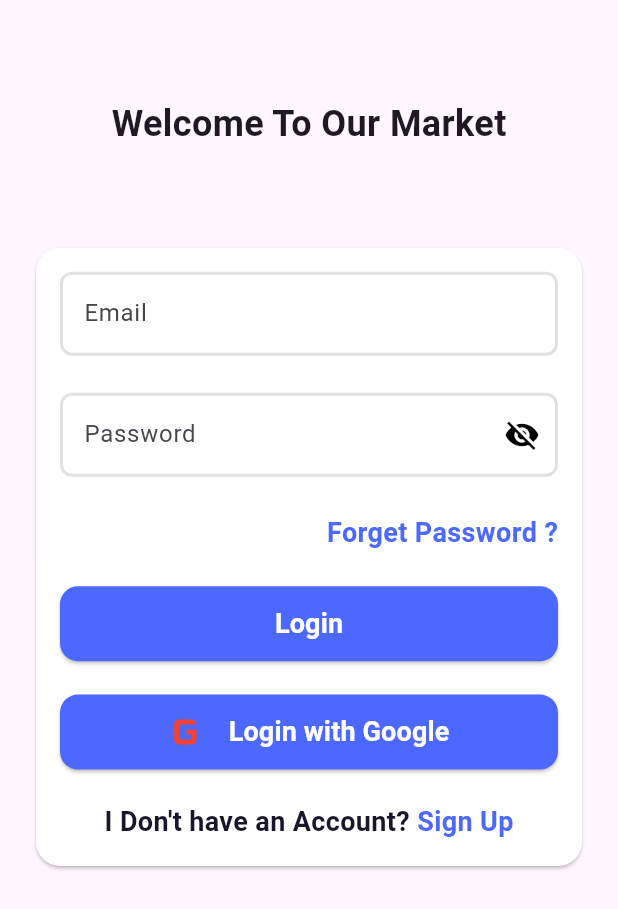
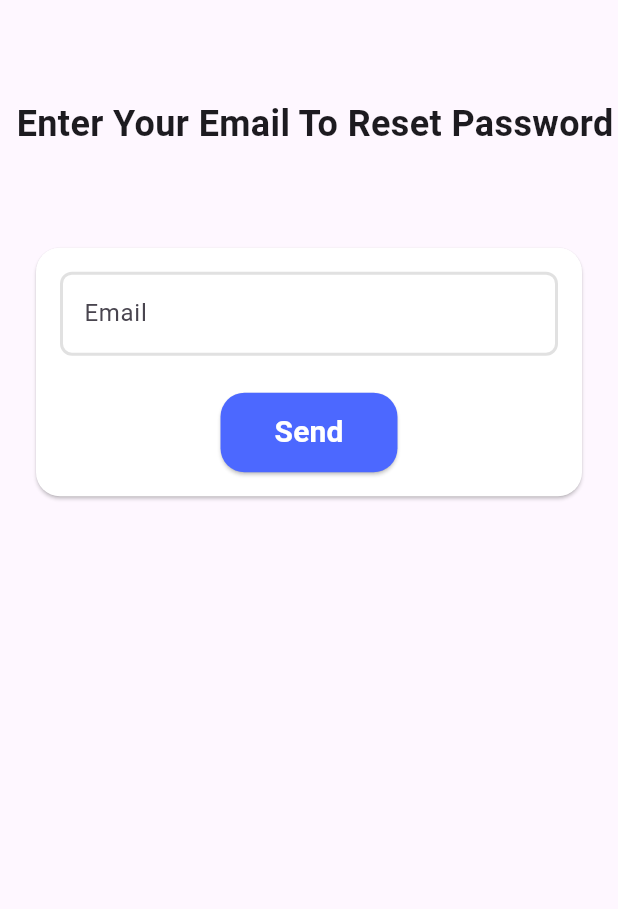
Before and after one commit to abdelrhman20500/supastore, a Flutter app: the screen it shows after launch, after a tap on "Forget Password ?", on a phone screen of 412 x 824 dp. Shown: the top 909 px of the screen. Run offline on Flutter 3.47's test engine with Material 3 defaults, Android fonts, the phone set to English and light mode, and no system bars; our stand-ins replace cached_network_image, flutter_bloc, google_nav_bar, google_sign_in, supabase_flutter; accounts and stored records are empty.

Commit message:
Create Logic For Reset Passowrd View

```diff
--- a/lib/Features/Auth/presentation/view/login_view.dart
+++ b/lib/Features/Auth/presentation/view/login_view.dart
@@ -1,7 +1,9 @@
 import 'package:flutter/material.dart';
 import 'package:flutter_bloc/flutter_bloc.dart';
 import 'package:supastore/Core/component/custom_circular_progress_indicator.dart';
+import 'package:supastore/Core/functions/navigate_to.dart';
 import 'package:supastore/Features/Auth/presentation/view/register_view.dart';
+import 'package:supastore/Features/Auth/presentation/view/reset_password_view.dart';
 import 'package:supastore/Features/Auth/presentation/view_manager/auth_cubit.dart';
 import 'package:supastore/Features/Auth/presentation/view_manager/auth_states.dart';
 import 'package:supastore/Features/layout/presentation/view/layout_screen.dart';
@@ -78,7 +80,9 @@ class _LoginViewState extends State<LoginView> {
                               Row(
                                 mainAxisAlignment: MainAxisAlignment.end,
                                 children: [
-                                  CustomTextButton(text: "Forget Password ?", onTab: () {},)
+                                  CustomTextButton(text: "Forget Password ?", onTab: () {
+                                    navigateTo(context, ResetPasswordView());
+                                  },)
                                 ],
                               ),
                               SizedBox(height: height*0.027,),
--- /dev/null
+++ b/lib/Features/Auth/presentation/view/reset_password_view.dart
@@ -0,0 +1,89 @@
+import 'package:flutter/material.dart';
+import 'package:flutter_bloc/flutter_bloc.dart';
+import 'package:supastore/Core/component/custom_circular_progress_indicator.dart';
+import 'package:supastore/Core/functions/show_message.dart';
+import 'package:supastore/Features/Auth/presentation/view/widget/custom_text_field.dart';
+import 'package:supastore/Features/Auth/presentation/view_manager/auth_cubit.dart';
+import 'package:supastore/Features/Auth/presentation/view_manager/auth_states.dart';
+import '../../../../Core/utilis/app_color.dart';
+
+class ResetPasswordView extends StatelessWidget {
+   ResetPasswordView({super.key});
+
+  static const String routeName ="ForgetPasswordScreen";
+  GlobalKey<FormState> formKey = GlobalKey<FormState>();
+   final emailController = TextEditingController();
+
+   @override
+  Widget build(BuildContext context) {
+    var height= MediaQuery.of(context).size.height;
+    return Scaffold(
+      body: SafeArea(
+        child: BlocProvider(
+          create: (context) => AuthCubit(),
+          child: BlocConsumer<AuthCubit, AuthStates>(
+            listener: (context, state) {
+              if(state is ResetPasswordSuccess)
+                {
+                  Navigator.pop(context);
+                  showMsg(context, "Email Was Sent ");
+                }
+            },
+            builder: (context, state) {
+              return state is ResetPasswordLoading ? CustomCircularProgressIndicator() :SingleChildScrollView(
+                child: Form(
+                  key: formKey,
+                  child: Column(
+                    children: [
+                      SizedBox(height: height*0.08,),
+                      const Padding(
+                        padding: EdgeInsets.only(left: 8.0),
+                        child: Text("Enter Your Email To Reset Password", style:  TextStyle(fontSize: 24, fontWeight: FontWeight.bold),),
+                      ),
+                      SizedBox(height: height*0.05,),
+                      Card(
+                        margin: const EdgeInsets.all(24),
+                        color: AppColors.kWhiteColor,
+                        shape: const RoundedRectangleBorder(
+                          borderRadius: BorderRadius.all(Radius.circular(16)),
+                        ),
+                        child: Padding(
+                          padding: const EdgeInsets.all(16.0),
+                          child: Column(
+                            children: [
+                              CustomTextField(labelText: "Email",
+                              controller: emailController,
+                              keyboardType: TextInputType.emailAddress,),
+                              SizedBox(height: height*0.03,),
+                              ElevatedButton(
+                                  style: ElevatedButton.styleFrom(
+                                      shape: RoundedRectangleBorder(
+                                          borderRadius: BorderRadius.circular(16)
+                                      ),
+                                      backgroundColor: AppColors.kPrimaryColor,
+                                      foregroundColor: AppColors.kWhiteColor
+                                  ),
+                                  onPressed:(){
+                                    if(formKey.currentState!.validate()){
+                                      context.read<AuthCubit>().resetPassword(
+                                          email: emailController.text);
+                                    }
+                                  }, child: const Padding(
+                                padding: EdgeInsets.symmetric(horizontal: 12.0,vertical: 12),
+                                child: Text("Send", style: TextStyle(fontSize: 20, fontWeight: FontWeight.bold),),
+                              ))
+                            ],
+                          ),
+                        ),
+                      )
+                    ],
+                  ),
+                ),
+              );
+            },
+          ),
+        ),
+      ),
+    );
+  }
+}
--- a/lib/Features/Auth/presentation/view/widget/custom_text_field.dart
+++ b/lib/Features/Auth/presentation/view/widget/custom_text_field.dart
@@ -4,18 +4,20 @@ import 'package:supastore/Core/utilis/app_color.dart';
 
 class CustomTextField extends StatelessWidget {
   const CustomTextField({
-    super.key, required this.labelText, this.suffixIcon, this.isSecure= false, this.controller,
+    super.key, required this.labelText, this.suffixIcon,
+    this.isSecure= false, this.controller, this.keyboardType
   });
 
   final String labelText;
   final Widget? suffixIcon;
   final bool isSecure;
   final TextEditingController? controller;
+  final TextInputType? keyboardType;
 
   @override
   Widget build(BuildContext context) {
     return TextFormField(
-      keyboardType: TextInputType.emailAddress,
+      keyboardType: keyboardType,
       obscureText:isSecure,
       controller: controller,
       obscuringCharacter: "*",
--- a/lib/Features/Auth/presentation/view_manager/auth_cubit.dart
+++ b/lib/Features/Auth/presentation/view_manager/auth_cubit.dart
@@ -8,7 +8,7 @@ class AuthCubit extends Cubit<AuthStates>{
   AuthCubit() : super(AuthInitial());
   /// instance from supabase...
   SupabaseClient client = Supabase.instance.client;
-
+  /// Login .....
   Future<void> userLogin({required String email, required String password})async{
     emit(LoginLoading());
     try{
@@ -21,6 +21,7 @@ class AuthCubit extends Cubit<AuthStates>{
       emit(LoginFailure(errMessage: e.toString()));
     }
   }
+  /// Register ......
   Future<void> userRegister({required String name, required String email,
     required String password})async{
     emit(RegisterLoading());
@@ -34,7 +35,7 @@ class AuthCubit extends Cubit<AuthStates>{
       emit(RegisterFailure(errMessage: e.toString()));
     }
   }
-
+  /// Sign in With Google .....
   GoogleSignInAccount? googleUser;
   Future<AuthResponse> googleSignIn() async {
     emit(SignInGoogleLoading());
@@ -66,7 +67,7 @@ class AuthCubit extends Cubit<AuthStates>{
     emit(SignInGoogleSuccess());
     return response;
   }
-
+  /// Logout .....
   Future<void> logout()async{
     emit(LogoutLoading());
     try {
@@ -77,4 +78,16 @@ class AuthCubit extends Cubit<AuthStates>{
       emit(LogoutFailure());
     }
   }
+  /// Reset Password ......
+  Future<void> resetPassword({required String email})async{
+    emit(ResetPasswordLoading());
+    try {
+      await client.auth.resetPasswordForEmail(email);
+      emit(ResetPasswordSuccess());
+    }catch (e) {
+      print(e.toString());
+     emit(ResetPasswordFailure()
+     );
+    }
+  }
 }
--- a/lib/Features/Auth/presentation/view_manager/auth_states.dart
+++ b/lib/Features/Auth/presentation/view_manager/auth_states.dart
@@ -22,6 +22,11 @@ class SignInGoogleLoading extends AuthStates{}
 class SignInGoogleFailure extends AuthStates{}
 class SignInGoogleSuccess extends AuthStates{}
 
+/// Reset Password
+class ResetPasswordLoading extends AuthStates{}
+class ResetPasswordFailure extends AuthStates{}
+class ResetPasswordSuccess extends AuthStates{}
+
 /// Logout
 class LogoutLoading extends AuthStates{}
 class LogoutFailure extends AuthStates{}
--- a/lib/Features/profile/presentation/view/profile_view.dart
+++ b/lib/Features/profile/presentation/view/profile_view.dart
@@ -8,7 +8,6 @@ import 'package:supastore/Features/Auth/presentation/view_manager/auth_cubit.dar
 import 'package:supastore/Features/Auth/presentation/view_manager/auth_states.dart';
 import 'package:supastore/Features/profile/presentation/view/widgets/edit_name_screen.dart';
 import 'package:supastore/Features/profile/presentation/view/widgets/my_order_screen.dart';
-
 import '../../../../Core/component/custom_row_bottom.dart';
 
 class ProfileView extends StatelessWidget {
```
